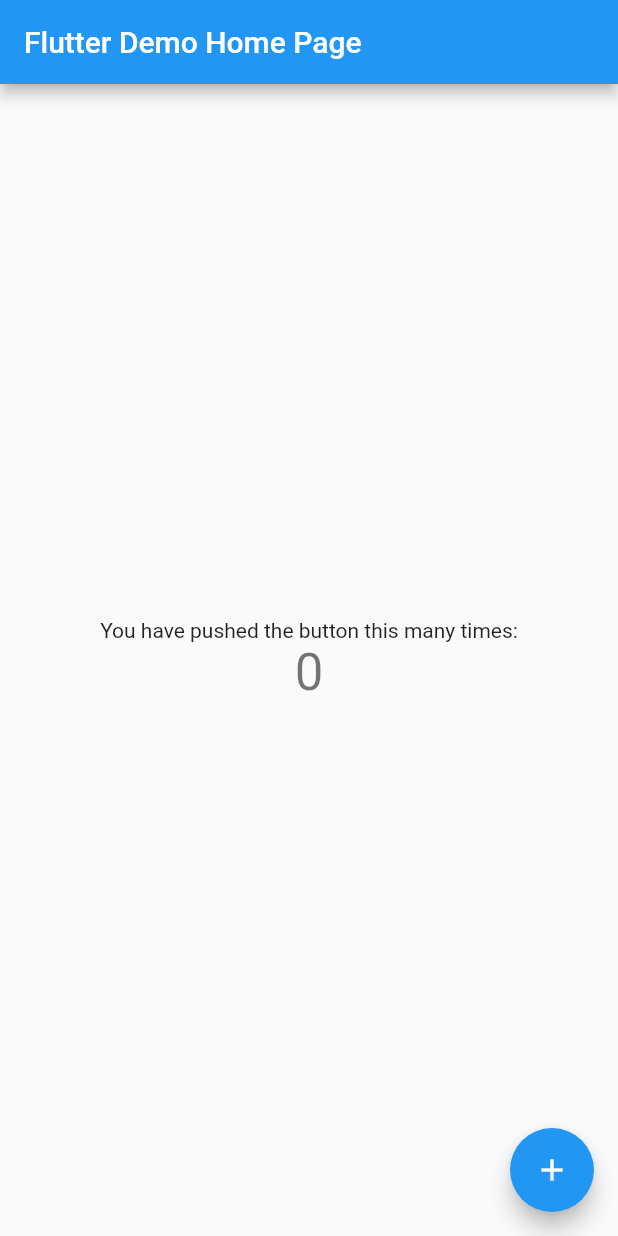
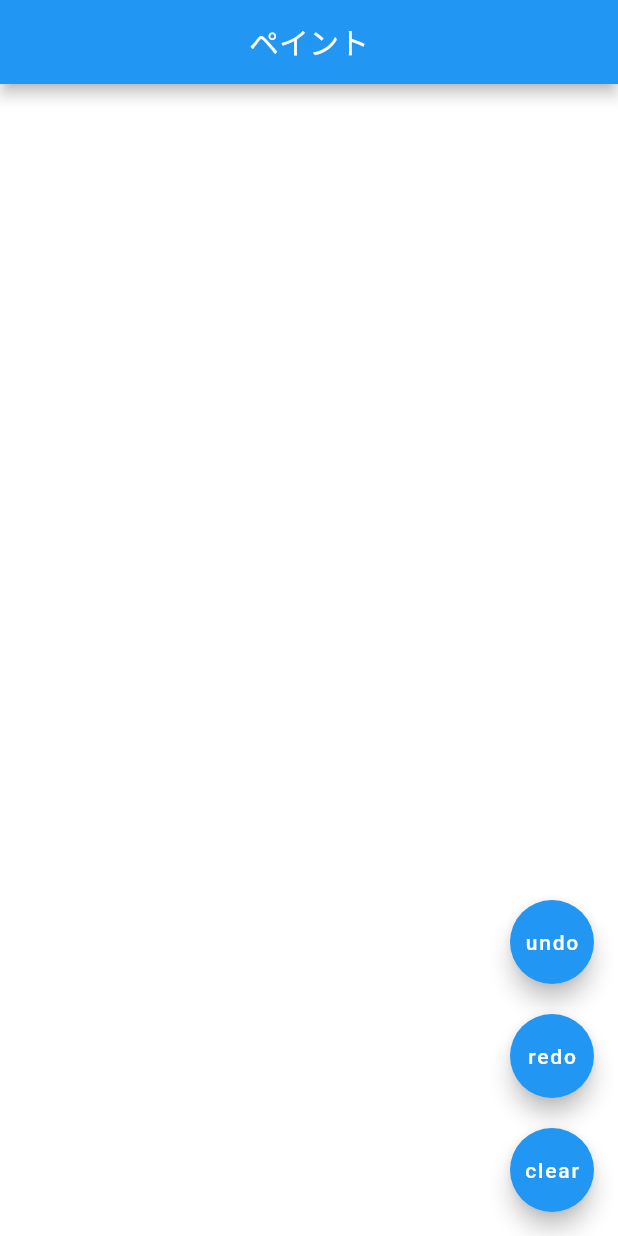
Before and after one commit to ham-burger/sample-flutter-drawing, a Flutter app: the screen it shows after launch, on a phone screen of 412 x 824 dp. Run offline on Flutter 3.47's test engine with Material 2 defaults, Android fonts, the phone set to English and light mode, and no system bars.

Commit message:
create paint page

```diff
--- a/lib/main.dart
+++ b/lib/main.dart
@@ -1,4 +1,5 @@
 import 'package:flutter/material.dart';
+import 'package:sampleflutterdrawing/paint_page.dart';
 
 void main() {
   runApp(MyApp());
@@ -10,104 +11,7 @@ class MyApp extends StatelessWidget {
   Widget build(BuildContext context) {
     return MaterialApp(
       title: 'Flutter Demo',
-      theme: ThemeData(
-        // This is the theme of your application.
-        //
-        // Try running your application with "flutter run". You'll see the
-        // application has a blue toolbar. Then, without quitting the app, try
-        // changing the primarySwatch below to Colors.green and then invoke
-        // "hot reload" (press "r" in the console where you ran "flutter run",
-        // or simply save your changes to "hot reload" in a Flutter IDE).
-        // Notice that the counter didn't reset back to zero; the application
-        // is not restarted.
-        primarySwatch: Colors.blue,
-      ),
-      home: MyHomePage(title: 'Flutter Demo Home Page'),
+      home: PaintPage(),
     );
   }
 }
-
-class MyHomePage extends StatefulWidget {
-  MyHomePage({Key? key, required this.title}) : super(key: key);
-
-  // This widget is the home page of your application. It is stateful, meaning
-  // that it has a State object (defined below) that contains fields that affect
-  // how it looks.
-
-  // This class is the configuration for the state. It holds the values (in this
-  // case the title) provided by the parent (in this case the App widget) and
-  // used by the build method of the State. Fields in a Widget subclass are
-  // always marked "final".
-
-  final String title;
-
-  @override
-  _MyHomePageState createState() => _MyHomePageState();
-}
-
-class _MyHomePageState extends State<MyHomePage> {
-  int _counter = 0;
-
-  void _incrementCounter() {
-    setState(() {
-      // This call to setState tells the Flutter framework that something has
-      // changed in this State, which causes it to rerun the build method below
-      // so that the display can reflect the updated values. If we changed
-      // _counter without calling setState(), then the build method would not be
-      // called again, and so nothing would appear to happen.
-      _counter++;
-    });
-  }
-
-  @override
-  Widget build(BuildContext context) {
-    // This method is rerun every time setState is called, for instance as done
-    // by the _incrementCounter method above.
-    //
-    // The Flutter framework has been optimized to make rerunning build methods
-    // fast, so that you can just rebuild anything that needs updating rather
-    // than having to individually change instances of widgets.
-    return Scaffold(
-      appBar: AppBar(
-        // Here we take the value from the MyHomePage object that was created by
-        // the App.build method, and use it to set our appbar title.
-        title: Text(widget.title),
-      ),
-      body: Center(
-        // Center is a layout widget. It takes a single child and positions it
-        // in the middle of the parent.
-        child: Column(
-          // Column is also a layout widget. It takes a list of children and
-          // arranges them vertically. By default, it sizes itself to fit its
-          // children horizontally, and tries to be as tall as its parent.
-          //
-          // Invoke "debug painting" (press "p" in the console, choose the
-          // "Toggle Debug Paint" action from the Flutter Inspector in Android
-          // Studio, or the "Toggle Debug Paint" command in Visual Studio Code)
-          // to see the wireframe for each widget.
-          //
-          // Column has various properties to control how it sizes itself and
-          // how it positions its children. Here we use mainAxisAlignment to
-          // center the children vertically; the main axis here is the vertical
-          // axis because Columns are vertical (the cross axis would be
-          // horizontal).
-          mainAxisAlignment: MainAxisAlignment.center,
-          children: <Widget>[
-            Text(
-              'You have pushed the button this many times:',
-            ),
-            Text(
-              '$_counter',
-              style: Theme.of(context).textTheme.headline4,
-            ),
-          ],
-        ),
-      ),
-      floatingActionButton: FloatingActionButton(
-        onPressed: _incrementCounter,
-        tooltip: 'Increment',
-        child: Icon(Icons.add),
-      ), // This trailing comma makes auto-formatting nicer for build methods.
-    );
-  }
-}
--- /dev/null
+++ b/lib/paint_history.dart
@@ -0,0 +1,131 @@
+import 'package:flutter/material.dart';
+import 'package:flutter/rendering.dart';
+
+/*
+ * ペイントデータ
+ */
+class _PaintData {
+  _PaintData({
+    required this.path,
+  }) : super();
+
+  Path path; //  パス
+}
+
+/*
+ * ペイントの履歴を管理するクラス
+ */
+class PaintHistory {
+  // ペイントの履歴リスト
+  List<MapEntry<_PaintData, Paint>> _paintList = [];
+
+  // ペイントundoリスト
+  List<MapEntry<_PaintData, Paint>> _undoneList = [];
+
+  // 背景ペイント
+  Paint _backgroundPaint = Paint();
+
+  // ドラッグ中フラグ
+  bool _inDrag = false;
+
+  // カレントペイント
+  Paint currentPaint = Paint();
+
+  /*
+   * undo可能か
+   */
+  bool canUndo() => _paintList.length > 0;
+
+  /*
+   * redo可能か
+   */
+  bool canRedo() => _undoneList.length > 0;
+
+  /*
+   * undo
+   */
+  void undo() {
+    if (!_inDrag && canUndo()) {
+      _undoneList.add(_paintList.removeLast());
+    }
+  }
+
+  /*
+   * redo
+   */
+  void redo() {
+    if (!_inDrag && canRedo()) {
+      _paintList.add(_undoneList.removeLast());
+    }
+  }
+
+  /*
+   * クリア
+   */
+  void clear() {
+    if (!_inDrag) {
+      _paintList.clear();
+      _undoneList.clear();
+    }
+  }
+
+  /*
+   * 背景色セッター
+   */
+  set backgroundColor(color) => _backgroundPaint.color = color;
+
+  /*
+   * 線ペイント開始
+   */
+  void addPaint(Offset startPoint) {
+    if (!_inDrag) {
+      _inDrag = true;
+      Path path = Path();
+      path.moveTo(startPoint.dx, startPoint.dy);
+      _PaintData data = _PaintData(path: path);
+      _paintList.add(MapEntry<_PaintData, Paint>(data, currentPaint));
+    }
+  }
+
+  /*
+   * 線ペイント更新
+   */
+  void updatePaint(Offset nextPoint) {
+    if (_inDrag) {
+      _PaintData data = _paintList.last.key;
+      Path path = data.path;
+      path.lineTo(nextPoint.dx, nextPoint.dy);
+    }
+  }
+
+  /*
+   * 線ペイント終了
+   */
+  void endPaint() {
+    _inDrag = false;
+  }
+
+  /*
+   * 描写
+   */
+  void draw(Canvas canvas, Size size) {
+    canvas.drawRect(
+      Rect.fromLTWH(
+        0.0,
+        0.0,
+        size.width,
+        size.height,
+      ),
+      _backgroundPaint,
+    );
+
+    /*
+     * 線描写
+     */
+    for (MapEntry<_PaintData, Paint> data in _paintList) {
+      if (data.key.path != null) {
+        canvas.drawPath(data.key.path, data.value);
+      }
+    }
+  }
+}
--- /dev/null
+++ b/lib/paint_page.dart
@@ -0,0 +1,81 @@
+import 'package:flutter/material.dart';
+import 'package:sampleflutterdrawing/painter.dart';
+
+/*
+ * ペイントページ
+ */
+class PaintPage extends StatefulWidget {
+  @override
+  _PaintPageState createState() => _PaintPageState();
+}
+
+/*
+ * ペイント　ステート
+ */
+class _PaintPageState extends State<PaintPage> {
+  // コントローラ
+  PaintController _controller = PaintController();
+
+  @override
+  Widget build(BuildContext context) {
+    return Scaffold(
+      /*
+       * AppBar
+       */
+      appBar: AppBar(
+        title: Text('ペイント'),
+        centerTitle: true,
+      ),
+
+      /*
+       * body
+       */
+      body: Container(
+        child: Painter(
+          paintController: _controller,
+        ),
+      ),
+
+      /*
+       * floatingActionButton
+       */
+      floatingActionButton: Column(
+        mainAxisAlignment: MainAxisAlignment.end,
+        children: <Widget>[
+          // undoボタン
+          FloatingActionButton(
+            heroTag: "undo",
+            onPressed: () {
+              if (_controller.canUndo) _controller.undo();
+            },
+            child: Text("undo"),
+          ),
+
+          SizedBox(
+            height: 20.0,
+          ),
+
+          // redoボタン
+          FloatingActionButton(
+            heroTag: "redo",
+            onPressed: () {
+              if (_controller.canRedo) _controller.redo();
+            },
+            child: Text("redo"),
+          ),
+
+          SizedBox(
+            height: 20.0,
+          ),
+
+          // クリアボタン
+          FloatingActionButton(
+            heroTag: "clear",
+            onPressed: () => _controller.clear(),
+            child: Text("clear"),
+          ),
+        ],
+      ),
+    );
+  }
+}
--- /dev/null
+++ b/lib/painter.dart
@@ -0,0 +1,172 @@
+import 'package:flutter/material.dart';
+import 'package:flutter/rendering.dart';
+import 'package:sampleflutterdrawing/paint_history.dart';
+
+/*
+ * ペイント
+ */
+class Painter extends StatefulWidget {
+  // ペイントコントローラ
+  final PaintController paintController;
+
+  Painter({required this.paintController})
+      : super(key: ValueKey<PaintController>(paintController)) {
+    assert(this.paintController != null);
+  }
+
+  @override
+  _PainterState createState() => _PainterState();
+}
+
+/*
+ * ペイント ステート
+ */
+class _PainterState extends State<Painter> {
+  @override
+  Widget build(BuildContext context) {
+    return Container(
+      // イベント監視
+      child: GestureDetector(
+        // カスタムペイント
+        child: CustomPaint(
+          willChange: true,
+
+          // ペイント部分
+          painter: _CustomPainter(
+            widget.paintController._paintHistory,
+            repaint: widget.paintController,
+          ),
+        ),
+
+        // イベントリスナー
+        onPanStart: _onPaintStart,
+        onPanUpdate: _onPaintUpdate,
+        onPanEnd: _onPaintEnd,
+      ),
+      width: double.infinity,
+      height: double.infinity,
+    );
+  }
+
+  /*
+   * 線ペイントの開始
+   */
+  void _onPaintStart(DragStartDetails start) {
+    widget.paintController._paintHistory
+        .addPaint(_getGlobalToLocalPosition(start.globalPosition));
+    widget.paintController._notifyListeners();
+  }
+
+  /*
+   * 線ペイント更新
+   */
+  void _onPaintUpdate(DragUpdateDetails update) {
+    widget.paintController._paintHistory
+        .updatePaint(_getGlobalToLocalPosition(update.globalPosition));
+    widget.paintController._notifyListeners();
+  }
+
+  /*
+   * 線ペイントの終了
+   */
+  void _onPaintEnd(DragEndDetails end) {
+    widget.paintController._paintHistory.endPaint();
+    widget.paintController._notifyListeners();
+  }
+
+  /*
+   * ローカルのオフセットへ変換
+   */
+  Offset _getGlobalToLocalPosition(Offset global) {
+    return (context.findRenderObject() as RenderBox).globalToLocal(global);
+  }
+}
+
+/*
+ * カスタムペイント
+ */
+class _CustomPainter extends CustomPainter {
+  final PaintHistory _paintHistory;
+
+  _CustomPainter(this._paintHistory, {Listenable? repaint})
+      : super(repaint: repaint);
+
+  @override
+  void paint(Canvas canvas, Size size) {
+    _paintHistory.draw(canvas, size);
+  }
+
+  @override
+  bool shouldRepaint(_CustomPainter oldDelegate) => true;
+}
+
+/*
+ * ペイントコントローラ
+ */
+class PaintController extends ChangeNotifier {
+  // ペイント履歴
+  PaintHistory _paintHistory = PaintHistory();
+
+  // 線の色
+  Color _drawColor = Color.fromARGB(255, 0, 0, 0);
+
+  // 線幅
+  double _thickness = 5.0;
+
+  // 背景色
+  Color _backgroundColor = Color.fromARGB(255, 255, 255, 255);
+
+  /*
+   * コンストラクタ
+   */
+  PaintController() : super() {
+    // ペイント設定
+    Paint paint = Paint();
+    paint.color = _drawColor;
+    paint.style = PaintingStyle.stroke;
+    paint.strokeWidth = _thickness;
+    _paintHistory.currentPaint = paint;
+    _paintHistory.backgroundColor = _backgroundColor;
+  }
+
+  /*
+   * undo実行
+   */
+  void undo() {
+    _paintHistory.undo();
+    notifyListeners();
+  }
+
+  /*
+   * redo実行
+   */
+  void redo() {
+    _paintHistory.redo();
+    notifyListeners();
+  }
+
+  /*
+   * undo可能か
+   */
+  bool get canUndo => _paintHistory.canUndo();
+
+  /*
+   * redo可能か
+   */
+  bool get canRedo => _paintHistory.canRedo();
+
+  /*
+   * リスナー実行
+   */
+  void _notifyListeners() {
+    notifyListeners();
+  }
+
+  /*
+   * クリア
+   */
+  void clear() {
+    _paintHistory.clear();
+    notifyListeners();
+  }
+}
```
